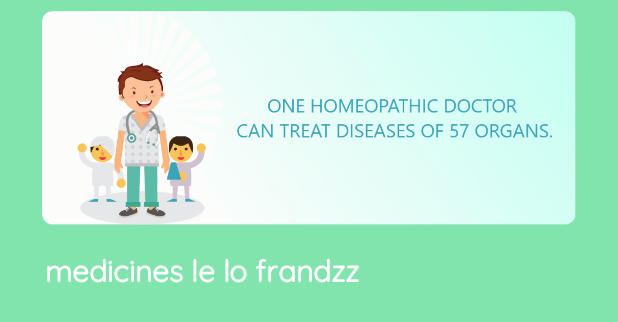
After one commit to adityaagarwal16/HCare, an Android app: the layout login_carousel_1.xml on its own in the app's theme, with its tools: preview values and no code run, on a phone screen of 412 x 824 dp. The commit adds this screen. Shown: the top 322 px of the screen. Run offline under Robolectric (Android 15) with nearby library versions, the light colour scheme and no system bars.

Commit message:
login carousel

```diff
--- a/app/build.gradle
+++ b/app/build.gradle
@@ -56,6 +56,8 @@ dependencies {
     implementation 'androidx.legacy:legacy-support-v4:1.0.0'
     implementation 'androidx.multidex:multidex:2.0.1'
     implementation 'com.google.android.material:material:1.3.0'
+    implementation 'com.synnapps:carouselview:0.1.5'
+
 
     //FIREBASE
     implementation 'com.google.firebase:firebase-core:19.0.0'
--- a/app/src/main/AndroidManifest.xml
+++ b/app/src/main/AndroidManifest.xml
@@ -38,7 +38,7 @@
         </activity>
 
         <activity android:name=".Start.LoginActivity"
-            android:theme="@style/splashScreen"/>
+            android:theme="@style/loginTheme"/>
 
         <activity android:name=".Main.MainActivity"
             android:label="HCare"
--- /dev/null
+++ b/app/src/main/res/layout/login_carousel_1.xml
@@ -0,0 +1,31 @@
+<?xml version="1.0" encoding="utf-8"?>
+<RelativeLayout
+    xmlns:android="http://schemas.android.com/apk/res/android"
+    android:layout_width="match_parent"
+    android:layout_height="match_parent"
+    android:background="@color/colorSecondary">
+
+    <ImageView
+        android:id="@+id/image"
+        android:src="@drawable/ban1"
+        android:paddingEnd="0dp"
+        android:paddingTop="0dp"
+        android:layout_width="wrap_content"
+        android:layout_height="150dp"
+        android:contentDescription="@string/todo" />
+
+    <TextView
+        android:id="@+id/description"
+        android:layout_below="@id/image"
+        android:layout_width="wrap_content"
+        android:layout_height="wrap_content"
+        android:textStyle="bold"
+        android:paddingStart="30dp"
+        android:paddingBottom="15dp"
+        android:paddingTop="15dp"
+        android:paddingEnd="10dp"
+        android:textColor="@color/colorPrimary"
+        android:text="medicines le lo frandzz"
+        android:textSize="20sp"/>
+
+</RelativeLayout>
--- a/app/src/main/res/values/styles.xml
+++ b/app/src/main/res/values/styles.xml
@@ -38,6 +38,16 @@
 
     </style>
 
+    <style name="loginTheme" parent="Theme.MaterialComponents.Light.NoActionBar">
+        <item name="colorPrimaryDark">@color/colorSecondary</item>
+        <item name="colorPrimary">#FFFFFF</item>
+        <item name="colorAccent">@color/colorAccent</item>
+
+        <item name="android:statusBarColor">@color/colorSecondary</item>
+        <item name="android:windowLightStatusBar">true</item>
+        <item name="fontFamily">@font/quicksand</item>
+    </style>
+
     <style name="BottomNavigationTheme" parent="Theme.AppCompat.Light">
         <item name="colorPrimary">@color/bottomgreen</item>
         <item name="fontFamily">@font/quicksand</item>
```
Also changed, not shown: app/src/main/java/com/hcare/homeopathy/hcare/Start/LoginActivity.java (+28 -0 lines), app/src/main/res/layout/activity_login.xml (+35 -12 lines), app/src/main/res/layout/fragment_phone_number.xml (+3 -5 lines), app/src/main/res/layout/login_carousel_2.xml (added, +31 -0 lines), app/src/main/res/layout/login_carousel_3.xml (added, +31 -0 lines).
